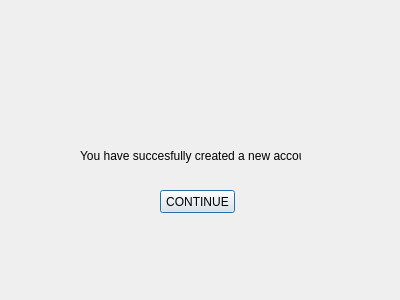
First picture: the form in Qt_Creator/projectPHOE/newsuccess.ui, repository jdsalguer/senior_project, before the edit.
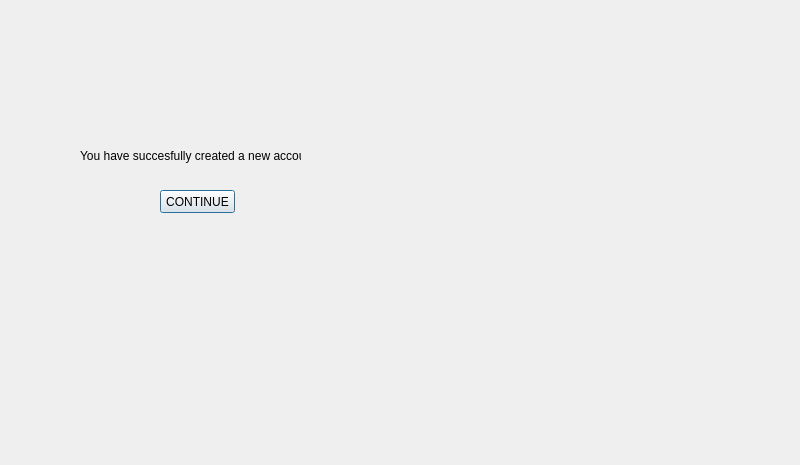
Second picture: the form after the edit.

The edit to the form file:
```diff
--- a/Qt_Creator/projectPHOE/newsuccess.ui
+++ b/Qt_Creator/projectPHOE/newsuccess.ui
@@ -6,8 +6,8 @@
    <rect>
     <x>0</x>
     <y>0</y>
-    <width>400</width>
-    <height>300</height>
+    <width>800</width>
+    <height>465</height>
    </rect>
   </property>
   <property name="windowTitle">
```
